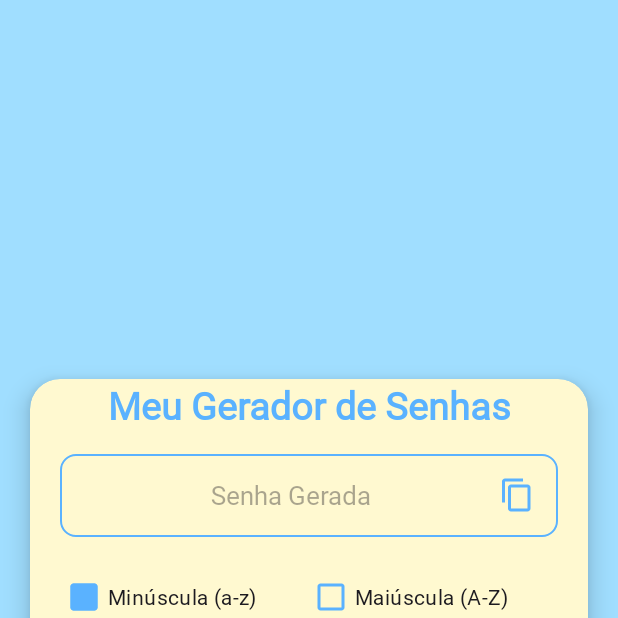
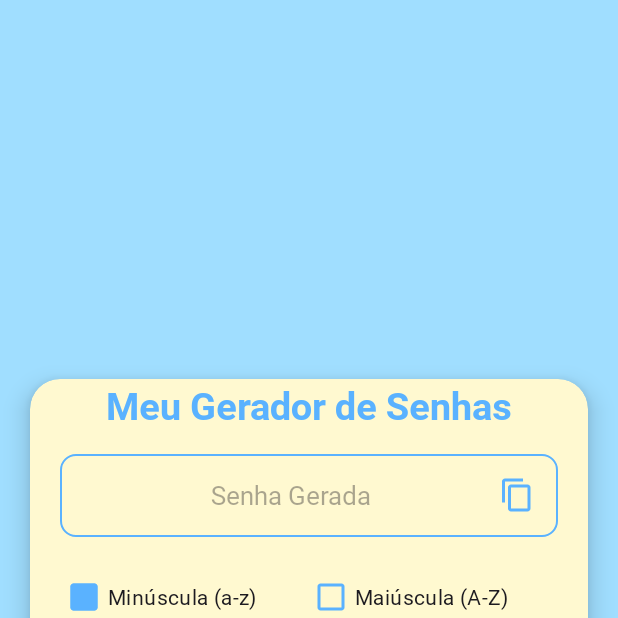
Before and after one commit to mstewart796/MinhasSenhas, an Android app: the screen it shows after launch (MainActivity), on a phone screen of 412 x 824 dp, the top half of it. Run offline under Robolectric (Android 15) with nearby library versions, the phone set to English and light mode, and no system bars.

Commit message:
Added robotobold.ttf

```diff
--- a/app/src/main/res/layout/activity_main.xml
+++ b/app/src/main/res/layout/activity_main.xml
@@ -29,9 +29,8 @@
                 android:layout_marginTop="20dp"
                 android:gravity="center"
                 android:text="@string/gerador"
-                android:fontFamily="@font/ubuntusansitalic"
+                android:fontFamily="@font/robotobold"
                 android:textColor="#5AB2FF"
-                android:textStyle="bold"
                 android:textSize="25sp"
                 app:layout_constraintBaseline_toTopOf="parent"
                 />
```
Also changed, not shown: app/src/main/res/font/robotobold.ttf (added).
